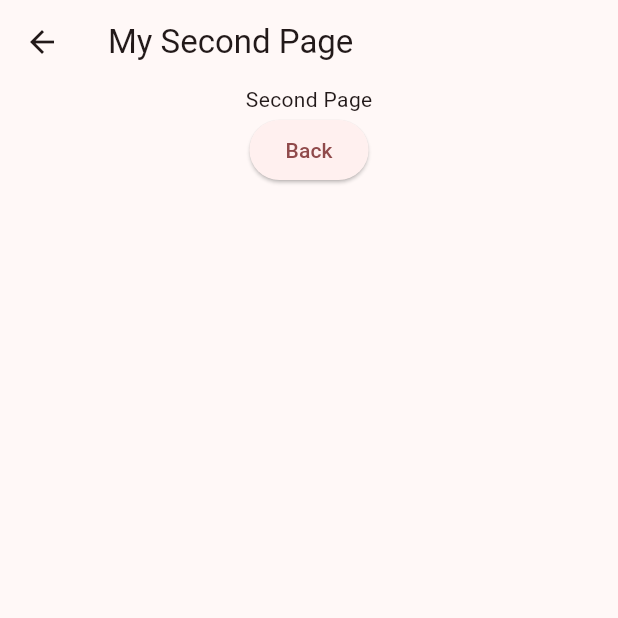
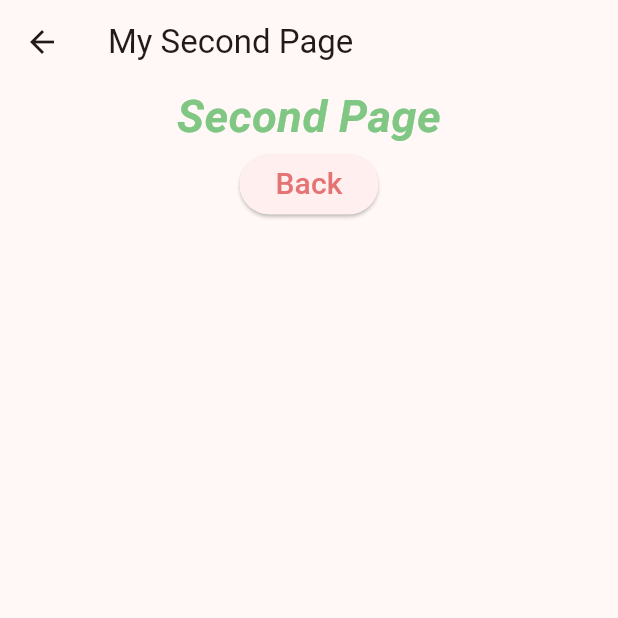
Before and after one commit to Machinekiller888/flutter_application_2, a Flutter app: the screen it shows after launch, after a tap on "Next", on a phone screen of 412 x 824 dp, the top half of it. Run offline on Flutter 3.47's test engine with Material 3 defaults, Android fonts, the phone set to English and light mode, and no system bars.

Commit message:
ปรับตัวหนังสือหนา

```diff
--- a/lib/screen/my_home.dart
+++ b/lib/screen/my_home.dart
@@ -27,7 +27,7 @@ class MyHomePage extends StatelessWidget {
               MaterialPageRoute(builder: (context) => MySecondPage()),
             );
 
-          }, child: Text("Next"))
+          }, child: Text("Next",style: TextStyle(fontSize: 20,color: Colors.red.shade300),))
         ],
       )),
     );
--- a/lib/screen/my_secondpage.dart
+++ b/lib/screen/my_secondpage.dart
@@ -12,10 +12,10 @@ class MySecondPage extends StatelessWidget {
       body: Center(
         child:Column(
           children: [
-            Text("Second Page"),
+            Text("Second Page",style: TextStyle(fontWeight: FontWeight.bold,fontStyle:FontStyle.italic,fontSize: 30,color: Colors.green.shade300),),
             ElevatedButton(onPressed: (){
               Navigator.of(context).pop();
-            }, child: Text("Back"))
+            }, child: Text("Back",style: TextStyle(fontSize: 20,color: Colors.red.shade300),))
           ]
         ),
       ),
```
